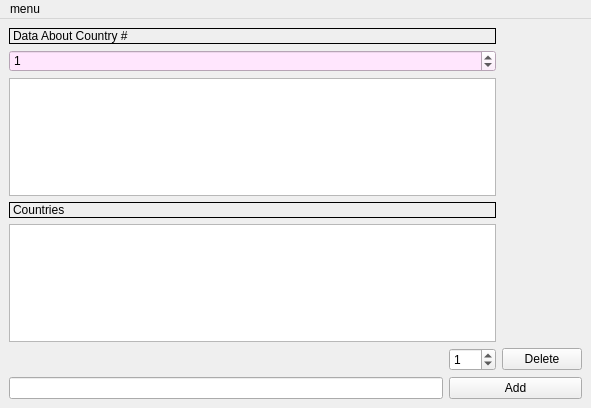
Old version of the form src/files/mainwindow.ui in the repository Papa-Vad/dsba-itop2021-hw1.
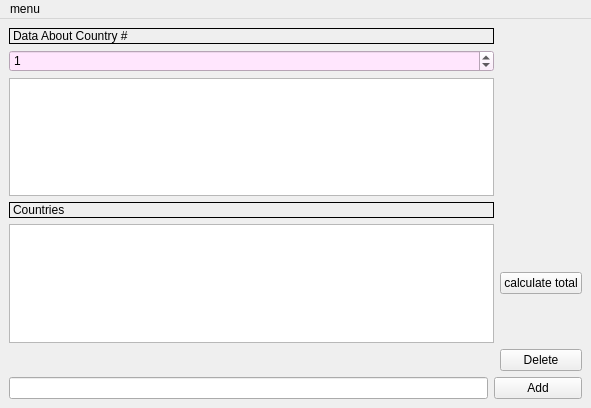
New version of the form.

The edit to the form file:
```diff
--- a/src/files/mainwindow.ui
+++ b/src/files/mainwindow.ui
@@ -28,72 +28,6 @@
     <bool>true</bool>
    </property>
    <layout class="QGridLayout" name="gridLayout">
-    <item row="17" column="0">
-     <widget class="QLineEdit" name="lineEdit"/>
-    </item>
-    <item row="15" column="2">
-     <widget class="QPushButton" name="pushButton_2">
-      <property name="palette">
-       <palette>
-        <active>
-         <colorrole role="LinkVisited">
-          <brush brushstyle="SolidPattern">
-           <color alpha="255">
-            <red>35</red>
-            <green>39</green>
-            <blue>255</blue>
-           </color>
-          </brush>
-         </colorrole>
-        </active>
-        <inactive>
-         <colorrole role="LinkVisited">
-          <brush brushstyle="SolidPattern">
-           <color alpha="255">
-            <red>35</red>
-            <green>39</green>
-            <blue>255</blue>
-           </color>
-          </brush>
-         </colorrole>
-        </inactive>
-        <disabled>
-         <colorrole role="LinkVisited">
-          <brush brushstyle="SolidPattern">
-           <color alpha="255">
-            <red>35</red>
-            <green>39</green>
-            <blue>255</blue>
-           </color>
-          </brush>
-         </colorrole>
-        </disabled>
-       </palette>
-      </property>
-      <property name="text">
-       <string>Delete</string>
-      </property>
-     </widget>
-    </item>
-    <item row="15" column="1">
-     <widget class="QSpinBox" name="spinBox_2">
-      <property name="minimum">
-       <number>0</number>
-      </property>
-      <property name="maximum">
-       <number>999</number>
-      </property>
-      <property name="value">
-       <number>1</number>
-      </property>
-     </widget>
-    </item>
-    <item row="13" column="0" colspan="2">
-     <widget class="QTableView" name="tableView"/>
-    </item>
-    <item row="8" column="0" colspan="2">
-     <widget class="QListView" name="listView"/>
-    </item>
     <item row="10" column="0" colspan="2">
      <widget class="QLabel" name="label_2">
       <property name="styleSheet">
@@ -107,23 +41,13 @@
       </property>
      </widget>
     </item>
-    <item row="17" column="1" colspan="2">
+    <item row="16" column="1" colspan="2">
      <widget class="QPushButton" name="pushButton">
       <property name="text">
        <string>Add</string>
       </property>
      </widget>
     </item>
-    <item row="2" column="0" colspan="2">
-     <widget class="QLabel" name="label">
-      <property name="frameShape">
-       <enum>QFrame::Box</enum>
-      </property>
-      <property name="text">
-       <string>Data About Country #</string>
-      </property>
-     </widget>
-    </item>
     <item row="4" column="0" colspan="2">
      <widget class="QSpinBox" name="spinBox">
       <property name="font">
@@ -147,6 +71,76 @@
       </property>
      </widget>
     </item>
+    <item row="16" column="0">
+     <widget class="QLineEdit" name="lineEdit"/>
+    </item>
+    <item row="2" column="0" colspan="2">
+     <widget class="QLabel" name="label">
+      <property name="frameShape">
+       <enum>QFrame::Box</enum>
+      </property>
+      <property name="text">
+       <string>Data About Country #</string>
+      </property>
+     </widget>
+    </item>
+    <item row="14" column="2">
+     <widget class="QPushButton" name="pushButton_2">
+      <property name="palette">
+       <palette>
+        <active>
+         <colorrole role="LinkVisited">
+          <brush brushstyle="SolidPattern">
+           <color alpha="255">
+            <red>35</red>
+            <green>39</green>
+            <blue>255</blue>
+           </color>
+          </brush>
+         </colorrole>
+        </active>
+        <inactive>
+         <colorrole role="LinkVisited">
+          <brush brushstyle="SolidPattern">
+           <color alpha="255">
+            <red>35</red>
+            <green>39</green>
+            <blue>255</blue>
+           </color>
+          </brush>
+         </colorrole>
+        </inactive>
+        <disabled>
+         <colorrole role="LinkVisited">
+          <brush brushstyle="SolidPattern">
+           <color alpha="255">
+            <red>35</red>
+            <green>39</green>
+            <blue>255</blue>
+           </color>
+          </brush>
+         </colorrole>
+        </disabled>
+       </palette>
+      </property>
+      <property name="text">
+       <string>Delete</string>
+      </property>
+     </widget>
+    </item>
+    <item row="8" column="0" colspan="2">
+     <widget class="QListView" name="listView"/>
+    </item>
+    <item row="13" column="0" colspan="2">
+     <widget class="QTableView" name="tableView"/>
+    </item>
+    <item row="13" column="2">
+     <widget class="QPushButton" name="pushButton_3">
+      <property name="text">
+       <string>calculate total</string>
+      </property>
+     </widget>
+    </item>
    </layout>
   </widget>
   <widget class="QMenuBar" name="menuBar">
```
